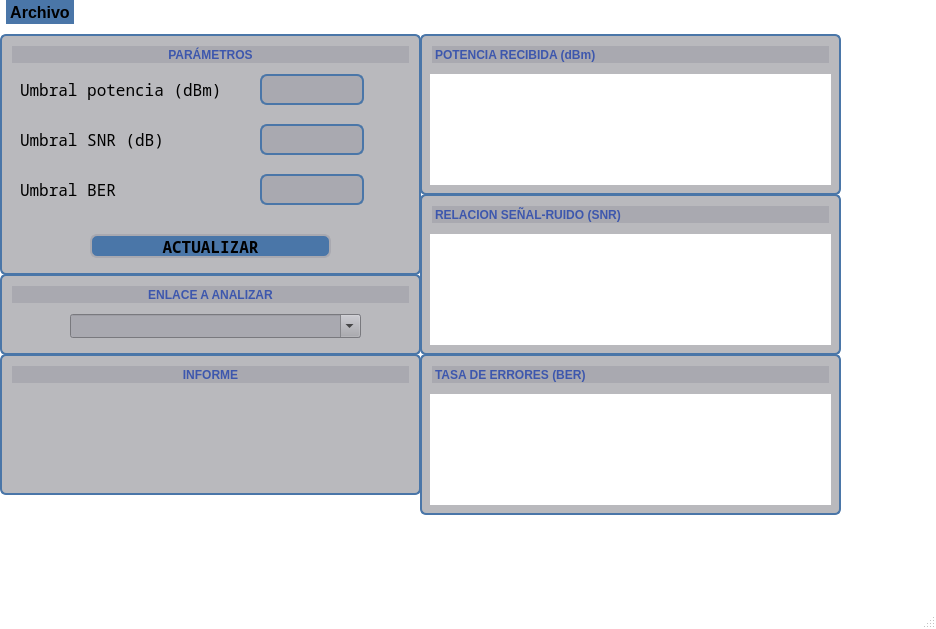
Before: the Qt Designer form V2/FrontEndProyecto.ui in agusforchettti-png/Proyecto_Py, drawn with Qt 5.
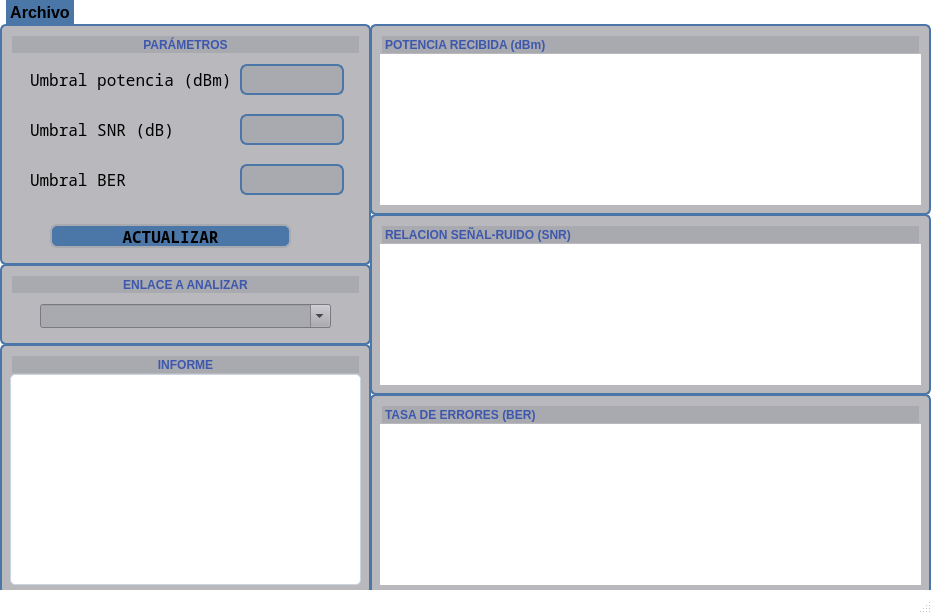
After: the same form once the commit is applied. Icons and pictures are not drawn.

```diff
--- a/V2/FrontEndProyecto.ui
+++ b/V2/FrontEndProyecto.ui
@@ -9,8 +9,8 @@
    <rect>
     <x>0</x>
     <y>0</y>
-    <width>936</width>
-    <height>629</height>
+    <width>932</width>
+    <height>614</height>
    </rect>
   </property>
   <property name="palette">
@@ -92,8 +92,8 @@
     <property name="geometry">
      <rect>
       <x>0</x>
-      <y>10</y>
-      <width>421</width>
+      <y>0</y>
+      <width>371</width>
       <height>241</height>
      </rect>
     </property>
@@ -113,7 +113,7 @@
     <widget class="QLabel" name="label_7">
      <property name="geometry">
       <rect>
-       <x>20</x>
+       <x>30</x>
        <y>90</y>
        <width>221</width>
        <height>31</height>
@@ -242,7 +242,7 @@
     <widget class="QLabel" name="label_5">
      <property name="geometry">
       <rect>
-       <x>20</x>
+       <x>30</x>
        <y>140</y>
        <width>221</width>
        <height>31</height>
@@ -371,7 +371,7 @@
     <widget class="QTextEdit" name="textEdit_4">
      <property name="geometry">
       <rect>
-       <x>260</x>
+       <x>240</x>
        <y>40</y>
        <width>104</width>
        <height>31</height>
@@ -513,7 +513,7 @@
     <widget class="QLabel" name="label_6">
      <property name="geometry">
       <rect>
-       <x>20</x>
+       <x>30</x>
        <y>40</y>
        <width>221</width>
        <height>31</height>
@@ -642,7 +642,7 @@
     <widget class="QTextEdit" name="textEdit_3">
      <property name="geometry">
       <rect>
-       <x>260</x>
+       <x>240</x>
        <y>140</y>
        <width>104</width>
        <height>31</height>
@@ -784,7 +784,7 @@
     <widget class="QTextEdit" name="textEdit_5">
      <property name="geometry">
       <rect>
-       <x>260</x>
+       <x>240</x>
        <y>90</y>
        <width>104</width>
        <height>31</height>
@@ -926,7 +926,7 @@
     <widget class="QPushButton" name="pushbutton_actualizar">
      <property name="geometry">
       <rect>
-       <x>90</x>
+       <x>50</x>
        <y>200</y>
        <width>241</width>
        <height>24</height>
@@ -1163,7 +1163,7 @@
       <rect>
        <x>10</x>
        <y>10</y>
-       <width>401</width>
+       <width>351</width>
        <height>21</height>
       </rect>
      </property>
@@ -1185,8 +1185,8 @@
     <property name="geometry">
      <rect>
       <x>0</x>
-      <y>250</y>
-      <width>421</width>
+      <y>240</y>
+      <width>371</width>
       <height>81</height>
      </rect>
     </property>
@@ -1208,7 +1208,7 @@
       <rect>
        <x>10</x>
        <y>10</y>
-       <width>401</width>
+       <width>351</width>
        <height>21</height>
       </rect>
      </property>
@@ -1228,7 +1228,7 @@
     <widget class="QComboBox" name="combo_enlace">
      <property name="geometry">
       <rect>
-       <x>70</x>
+       <x>40</x>
        <y>40</y>
        <width>291</width>
        <height>24</height>
@@ -1253,9 +1253,9 @@
     <property name="geometry">
      <rect>
       <x>0</x>
-      <y>330</y>
-      <width>421</width>
-      <height>141</height>
+      <y>320</y>
+      <width>371</width>
+      <height>251</height>
      </rect>
     </property>
     <property name="styleSheet">
@@ -1276,7 +1276,7 @@
       <rect>
        <x>10</x>
        <y>10</y>
-       <width>401</width>
+       <width>351</width>
        <height>21</height>
       </rect>
      </property>
@@ -1293,14 +1293,35 @@
       <set>Qt::AlignmentFlag::AlignCenter</set>
      </property>
     </widget>
+    <widget class="QTextEdit" name="textEdit_informe">
+     <property name="geometry">
+      <rect>
+       <x>10</x>
+       <y>30</y>
+       <width>351</width>
+       <height>211</height>
+      </rect>
+     </property>
+     <property name="styleSheet">
+      <string notr="true">background-color: #ffffff;
+color: #1a202c;
+border: 1px solid #cbd5e0;
+border-radius: 5px;
+padding: 4px;
+font-size: 11px;</string>
+     </property>
+     <property name="readOnly">
+      <bool>true</bool>
+     </property>
+    </widget>
    </widget>
    <widget class="QFrame" name="frame_parametros_3">
     <property name="geometry">
      <rect>
-      <x>420</x>
-      <y>10</y>
-      <width>421</width>
-      <height>161</height>
+      <x>370</x>
+      <y>0</y>
+      <width>561</width>
+      <height>191</height>
      </rect>
     </property>
     <property name="styleSheet">
@@ -1321,7 +1342,7 @@
       <rect>
        <x>10</x>
        <y>10</y>
-       <width>401</width>
+       <width>541</width>
        <height>21</height>
       </rect>
      </property>
@@ -1342,9 +1363,9 @@
      <property name="geometry">
       <rect>
        <x>10</x>
-       <y>40</y>
-       <width>401</width>
-       <height>111</height>
+       <y>30</y>
+       <width>541</width>
+       <height>151</height>
       </rect>
      </property>
      <property name="styleSheet">
@@ -1368,10 +1389,10 @@
    <widget class="QFrame" name="frame_parametros_6">
     <property name="geometry">
      <rect>
-      <x>420</x>
-      <y>170</y>
-      <width>421</width>
-      <height>161</height>
+      <x>370</x>
+      <y>190</y>
+      <width>561</width>
+      <height>181</height>
      </rect>
     </property>
     <property name="styleSheet">
@@ -1392,7 +1413,7 @@
       <rect>
        <x>10</x>
        <y>10</y>
-       <width>401</width>
+       <width>541</width>
        <height>21</height>
       </rect>
      </property>
@@ -1413,9 +1434,9 @@
      <property name="geometry">
       <rect>
        <x>10</x>
-       <y>40</y>
-       <width>401</width>
-       <height>111</height>
+       <y>30</y>
+       <width>541</width>
+       <height>141</height>
       </rect>
      </property>
      <property name="styleSheet">
@@ -1426,10 +1447,10 @@
    <widget class="QFrame" name="frame_parametros_7">
     <property name="geometry">
      <rect>
-      <x>420</x>
-      <y>330</y>
-      <width>421</width>
-      <height>161</height>
+      <x>370</x>
+      <y>370</y>
+      <width>561</width>
+      <height>201</height>
      </rect>
     </property>
     <property name="styleSheet">
@@ -1450,7 +1471,7 @@
       <rect>
        <x>10</x>
        <y>10</y>
-       <width>401</width>
+       <width>541</width>
        <height>21</height>
       </rect>
      </property>
@@ -1471,9 +1492,9 @@
      <property name="geometry">
       <rect>
        <x>10</x>
-       <y>40</y>
-       <width>401</width>
-       <height>111</height>
+       <y>30</y>
+       <width>541</width>
+       <height>161</height>
       </rect>
      </property>
      <property name="styleSheet">
@@ -1487,7 +1508,7 @@
     <rect>
      <x>0</x>
      <y>0</y>
-     <width>936</width>
+     <width>932</width>
      <height>21</height>
     </rect>
    </property>
```
Left out of the diff: 13 changed lines with no effect on the pictures.
